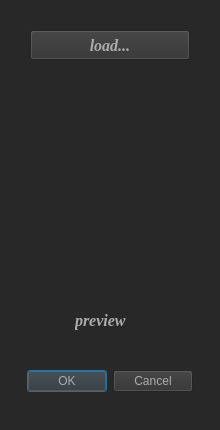
Above: project_management/change_photo.ui from AP-projects-4001/hamidreza-ataei before the change. Below: the same form after it.
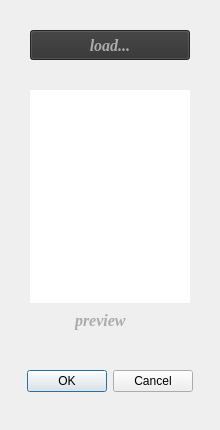
That is the form after the change.

The edit to the form file:
```diff
--- a/project_management/change_photo.ui
+++ b/project_management/change_photo.ui
@@ -26,7 +26,7 @@
    <string>Dialog</string>
   </property>
   <property name="styleSheet">
-   <string notr="true">background-color: rgb(40, 40, 40);</string>
+   <string notr="true"/>
   </property>
   <widget class="QDialogButtonBox" name="buttonBox">
    <property name="geometry">
@@ -41,8 +41,7 @@
     <cursorShape>PointingHandCursor</cursorShape>
    </property>
    <property name="styleSheet">
-    <string notr="true">color: rgb(171, 171, 171);
-background-color: rgb(50, 50, 50);</string>
+    <string notr="true"/>
    </property>
    <property name="orientation">
     <enum>Qt::Horizontal</enum>
```
